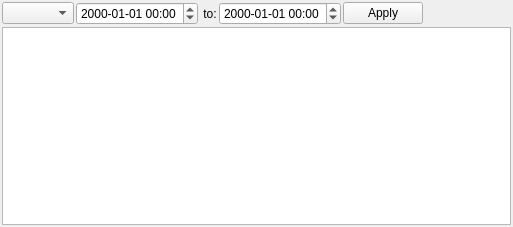
This is src/extremes/extremevalues.ui in metno/kvhqc as Qt 5 draws it before an edit. The edited form follows.
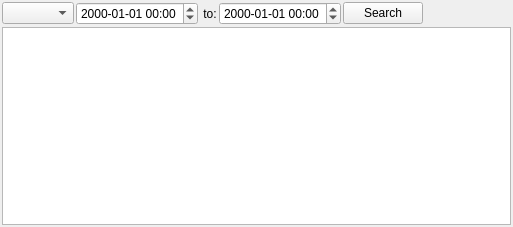
This is the edited form. Icons and pictures are not drawn. Custom widgets are drawn as their Qt base class.

Commit message: busy indicator for extreme and missing search

```diff
--- a/src/extremes/extremevalues.ui
+++ b/src/extremes/extremevalues.ui
@@ -55,7 +55,7 @@
      <item>
       <widget class="QPushButton" name="buttonApply">
        <property name="text">
-        <string>Apply</string>
+        <string>Search</string>
        </property>
       </widget>
      </item>
```
Left out of the diff: 5 changed lines with no effect on the pictures. The commit also changes 5 other files.
